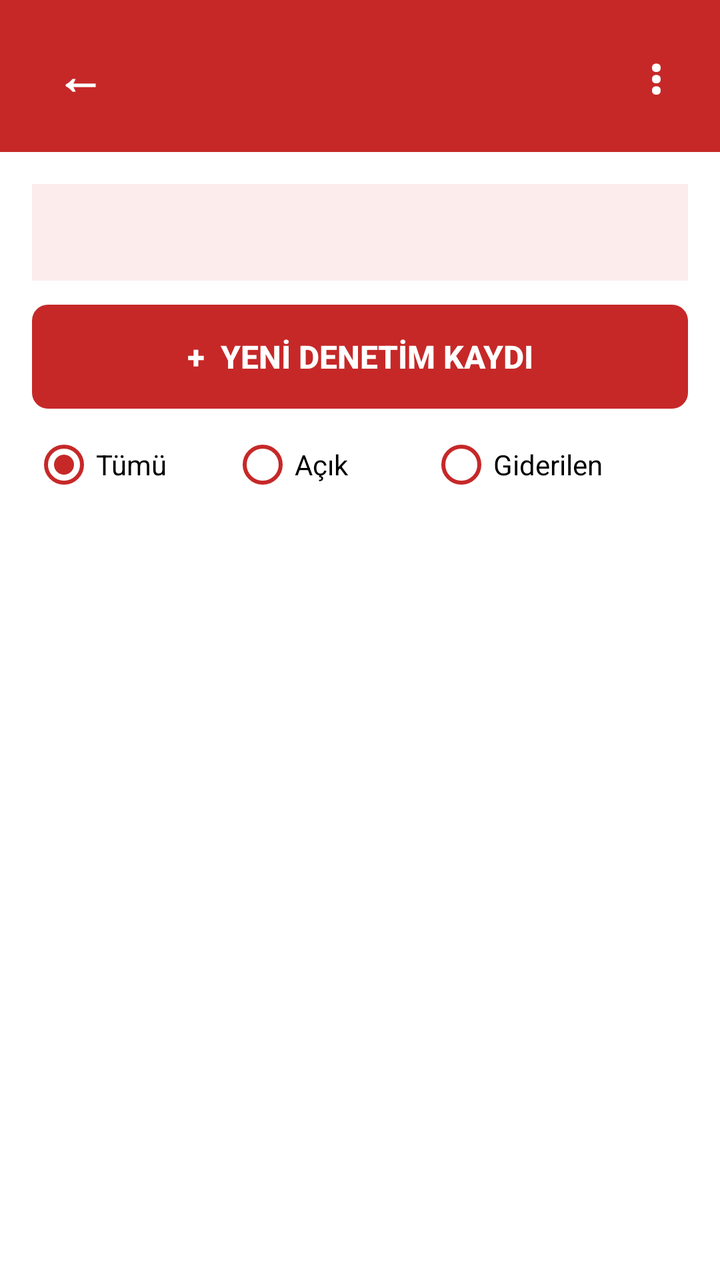
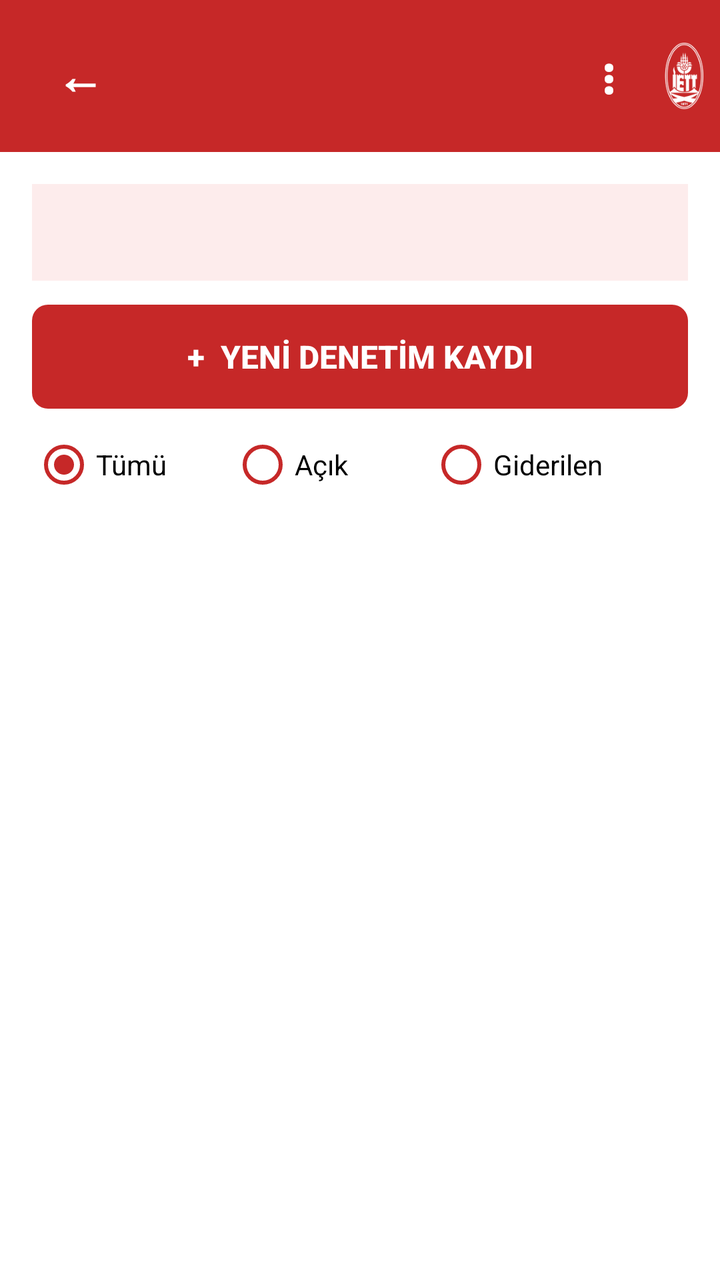

Screens rendered from an Android XML layout before and after an edit, with the pre-edit source and the edit as a unified diff.
<!-- AndroidManifest.xml: application theme AppTheme -->
<!-- res/layout/activity_vehicle.xml -->
<?xml version="1.0" encoding="utf-8"?>
<LinearLayout xmlns:android="http://schemas.android.com/apk/res/android"
    android:layout_width="match_parent"
    android:layout_height="match_parent"
    android:background="@color/kirmizi"
    android:fitsSystemWindows="true"
    android:orientation="vertical">

    
    <LinearLayout style="@style/Baslik">
        <TextView
            android:id="@+id/btnGeri"
            style="@style/BaslikButon"
            android:layout_marginEnd="4dp"
            android:contentDescription="Geri"
            android:text="←" />
        <TextView
            android:id="@+id/tvKod"
            style="@style/BaslikYazi"
            android:textSize="24sp" />
        <TextView
            android:id="@+id/btnMenu"
            style="@style/BaslikButon"
            android:contentDescription="Menü"
            android:text="⋮" />
    </LinearLayout>

    <LinearLayout
        android:layout_width="match_parent"
        android:layout_height="0dp"
        android:layout_weight="1"
        android:background="@color/beyaz"
        android:orientation="vertical"
        android:padding="16dp">

        
        <TextView
            android:id="@+id/tvOzet"
            android:layout_width="match_parent"
            android:layout_height="wrap_content"
            android:background="@color/kirmizi_acik"
            android:lineSpacingExtra="4dp"
            android:padding="14dp"
            android:textColor="@color/siyah"
            android:textSize="15sp" />

        <Button
            android:id="@+id/btnYeni"
            style="@style/AnaButon"
            android:layout_width="match_parent"
            android:layout_marginTop="12dp"
            android:text="+  YENİ DENETİM KAYDI" />

        <RadioGroup
            android:id="@+id/rgFiltre"
            android:layout_width="match_parent"
            android:layout_height="wrap_content"
            android:layout_marginTop="12dp"
            android:orientation="horizontal">

            <RadioButton
                android:id="@+id/rbTumu"
                android:layout_width="0dp"
                android:layout_height="wrap_content"
                android:layout_weight="1"
                android:buttonTint="@color/kirmizi"
                android:checked="true"
                android:text="Tümü"
                android:textColor="@color/siyah" />

            <RadioButton
                android:id="@+id/rbAcik"
                android:layout_width="0dp"
                android:layout_height="wrap_content"
                android:layout_weight="1"
                android:buttonTint="@color/kirmizi"
                android:text="Açık"
                android:textColor="@color/siyah" />

            <RadioButton
                android:id="@+id/rbGiderilen"
                android:layout_width="0dp"
                android:layout_height="wrap_content"
                android:layout_weight="1.3"
                android:buttonTint="@color/kirmizi"
                android:text="Giderilen"
                android:textColor="@color/siyah" />
        </RadioGroup>

        <ListView
            android:id="@+id/lvKayitlar"
            android:layout_width="match_parent"
            android:layout_height="0dp"
            android:layout_marginTop="8dp"
            android:layout_weight="1"
            android:divider="@android:color/transparent"
            android:dividerHeight="8dp" />

        <TextView
            android:id="@+id/tvBos"
            android:layout_width="match_parent"
            android:layout_height="0dp"
            android:layout_weight="1"
            android:gravity="center"
            android:padding="24dp"
            android:text="Bu araç için kayıt yok."
            android:textColor="@color/gri"
            android:textSize="16sp"
            android:visibility="gone" />
    </LinearLayout>
</LinearLayout>
<!-- resources referenced by this layout -->
<resources>
  <color name="beyaz">#FFFFFF</color>
  <color name="gri">#616161</color>
  <color name="kirmizi">#C62828</color>
  <color name="kirmizi_acik">#FDECEC</color>
  <color name="siyah">#000000</color>
  <style name="AnaButon">
          <item name="android:layout_height">52dp</item>
          <item name="android:background">@drawable/buton_kirmizi</item>
          <item name="android:textColor">@color/beyaz</item>
          <item name="android:textSize">16sp</item>
          <item name="android:textStyle">bold</item>
          <item name="android:gravity">center</item>
          <item name="android:paddingStart">20dp</item>
          <item name="android:paddingEnd">20dp</item>
          <item name="android:stateListAnimator">@null</item>
          <item name="android:textAllCaps">false</item>
      </style>
  <style name="Baslik">
          <item name="android:layout_width">match_parent</item>
          <item name="android:layout_height">wrap_content</item>
          <item name="android:background">@color/kirmizi</item>
          <item name="android:paddingStart">16dp</item>
          <item name="android:paddingEnd">8dp</item>
          <item name="android:paddingTop">14dp</item>
          <item name="android:paddingBottom">14dp</item>
          <item name="android:orientation">horizontal</item>
          <item name="android:gravity">center_vertical</item>
      </style>
  <style name="BaslikButon">
          <item name="android:layout_width">48dp</item>
          <item name="android:layout_height">48dp</item>
          <item name="android:gravity">center</item>
          <item name="android:textColor">@color/beyaz</item>
          <item name="android:textSize">24sp</item>
          <item name="android:textStyle">bold</item>
          <item name="android:background">?android:attr/selectableItemBackgroundBorderless</item>
          <item name="android:clickable">true</item>
          <item name="android:focusable">true</item>
      </style>
  <style name="BaslikYazi">
          <item name="android:layout_width">0dp</item>
          <item name="android:layout_height">wrap_content</item>
          <item name="android:layout_weight">1</item>
          <item name="android:textColor">@color/beyaz</item>
          <item name="android:textSize">20sp</item>
          <item name="android:textStyle">bold</item>
          <item name="android:maxLines">1</item>
          <item name="android:ellipsize">end</item>
      </style>
  <!-- drawable buton_kirmizi (drawable) -->
  <?xml version="1.0" encoding="utf-8"?>
  <ripple xmlns:android="http://schemas.android.com/apk/res/android"
      android:color="#40FFFFFF">
      <item>
          <shape android:shape="rectangle">
              <solid android:color="@color/kirmizi" />
              <corners android:radius="8dp" />
          </shape>
      </item>
  </ripple>
  <color name="kirmizi_koyu">#8E0000</color>
  <style name="DialogTheme" parent="android:Theme.Material.Light.Dialog.Alert">
          <item name="android:colorAccent">@color/kirmizi</item>
          <item name="android:textColorPrimary">@color/siyah</item>
      </style>
  <!-- unchanged entries left out for length: 1 -->
</resources>

<!-- the commit's change to res/layout/activity_vehicle.xml (unified diff, before → after) -->
@@ -23,6 +23,9 @@
             style="@style/BaslikButon"
             android:contentDescription="Menü"
             android:text="⋮" />
+        <ImageView
+            style="@style/BaslikLogo"
+            android:contentDescription="İETT" />
     </LinearLayout>
 
     <LinearLayout
<!-- resource entries referenced after the edit -->
@@ -39,6 +39,14 @@
           <item name="android:clickable">true</item>
           <item name="android:focusable">true</item>
       </style>
+  <style name="BaslikLogo">
+          <item name="android:layout_width">wrap_content</item>
+          <item name="android:layout_height">34dp</item>
+          <item name="android:layout_marginStart">4dp</item>
+          <item name="android:adjustViewBounds">true</item>
+          <item name="android:src">@drawable/logo_iett</item>
+          <item name="android:tint">@color/beyaz</item>
+      </style>
   <style name="BaslikYazi">
           <item name="android:layout_width">0dp</item>
           <item name="android:layout_height">wrap_content</item>
@@ -60,6 +68,7 @@
           </shape>
       </item>
   </ripple>
+  <!-- drawable logo_iett: png bitmap (drawable-hdpi, 3801 bytes) -->
   <color name="kirmizi_koyu">#8E0000</color>
   <style name="DialogTheme" parent="android:Theme.Material.Light.Dialog.Alert">
           <item name="android:colorAccent">@color/kirmizi</item>
